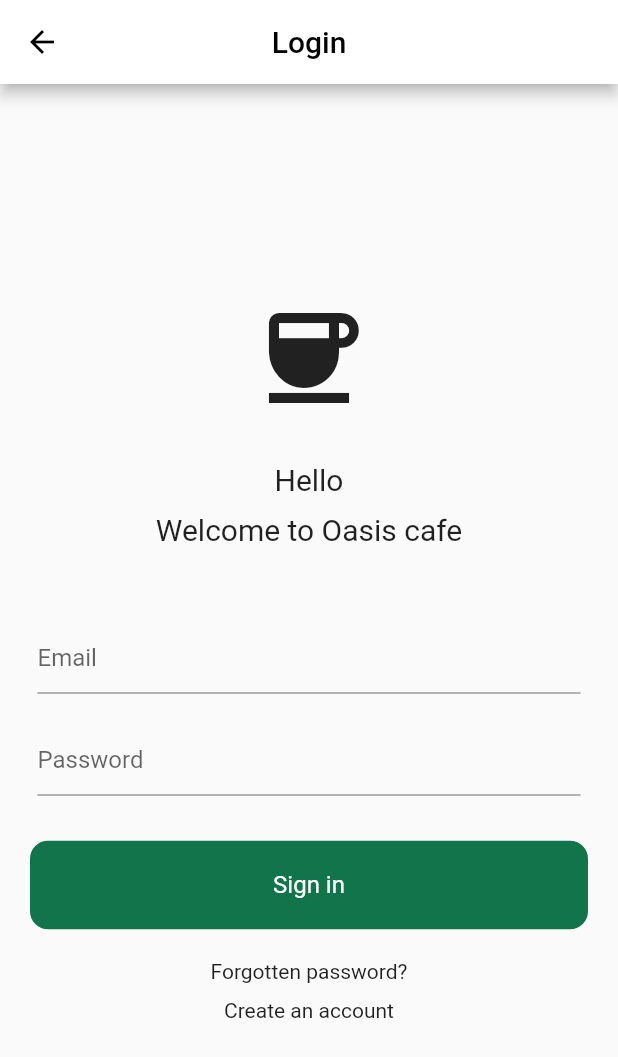
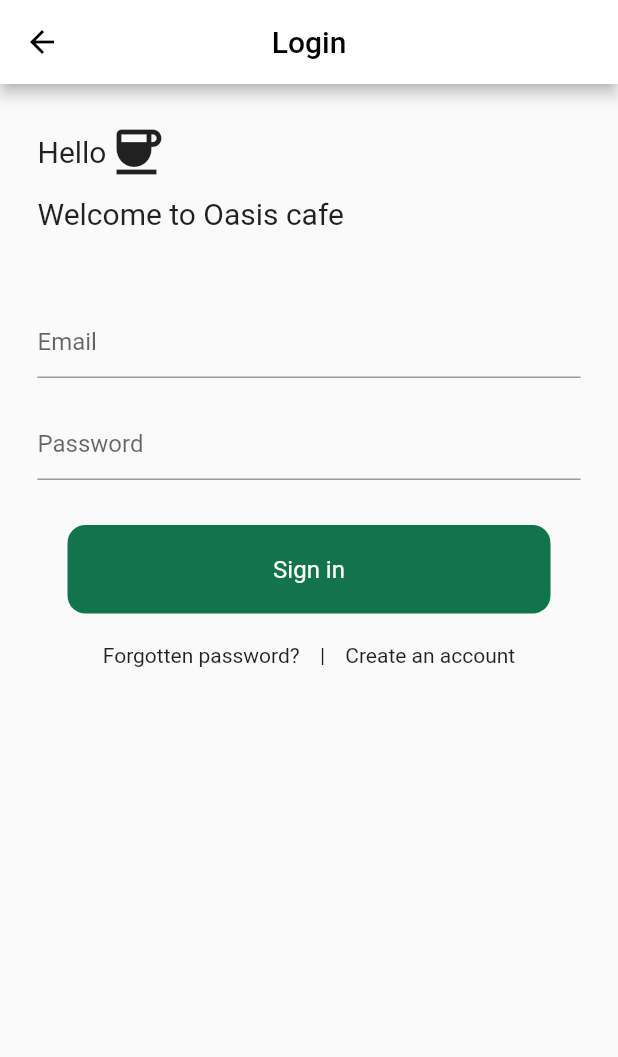
Before and after one commit to NalaJang/oasis_cafe_app, a Flutter app: the Login screen opened directly, on a phone screen of 412 x 824 dp. Shown: the top 1057 px of the screen. Run offline on Flutter 3.47's test engine with Material 2 defaults, Android fonts, the phone set to English and light mode, and no system bars; drawn by our look-alikes of modal_progress_hud_nsn; our stand-ins replace cloud_firestore, firebase_auth, firebase_core; accounts and stored records are empty; generated files the repository leaves out were written again.

Commit message:
Fix:login UI 수정

```diff
--- a/lib/screens/login/login.dart
+++ b/lib/screens/login/login.dart
@@ -64,23 +64,27 @@ class _LoginState extends State<Login> {
         inAsyncCall: showSpinner,
         child: Form(
           key: formKey,
-          child: Center(
           child: SingleChildScrollView(
+            child: Container(
+              margin: const EdgeInsets.all(25),
               child: Column(
-                mainAxisAlignment: MainAxisAlignment.center,
+                // mainAxisAlignment: MainAxisAlignment.center,
+                crossAxisAlignment: CrossAxisAlignment.start,
                 children: [
-                  const Icon(
-                    Icons.coffee,
-                    size: 80,
-                  ),
-
-                  const SizedBox(height: 30,),
-
-                  const Text(
+                  Row(
+                    children: const [
+                      Text(
                         Strings.hello,
                         style: TextStyle(
                           fontSize: 20.0
                         ),
+                      ),
+
+                      Icon(
+                        Icons.coffee,
+                        size: 40,
+                      ),
+                    ],
                   ),
 
                   const SizedBox(height: 10,),
@@ -95,9 +99,7 @@ class _LoginState extends State<Login> {
                   const SizedBox(height: 50,),
 
                   // email
-                  Padding(
-                    padding: const EdgeInsets.symmetric(horizontal: 25),
-                    child: TextFormField(
+                  TextFormField(
                     controller: userEmailController,
                     validator: (value) =>
                     value == '' ? Strings.emailValidation : null,
@@ -105,14 +107,11 @@ class _LoginState extends State<Login> {
                     cursorColor: Colors.black,
                     decoration: _getDecoration(Strings.email),
                   ),
-                  ),
 
                   const SizedBox(height: 20,),
 
                   // password
-                  Padding(
-                    padding: const EdgeInsets.symmetric(horizontal: 25),
-                    child: TextFormField(
+                  TextFormField(
                     controller: userPasswordController,
                     validator: (value) {
                       if( value == '' || value!.length < 6 ) {
@@ -125,7 +124,6 @@ class _LoginState extends State<Login> {
 
                     cursorColor: Colors.black,
                     decoration: _getDecoration(Strings.password),
-                    ),
                   ),
 
                   const SizedBox(height: 30,),
@@ -203,14 +201,16 @@ class _LoginState extends State<Login> {
 
                   const SizedBox(height: 20,),
 
-                  Column(
-                    mainAxisAlignment: MainAxisAlignment.start,
+                  Row(
+                    mainAxisAlignment: MainAxisAlignment.center,
                     children: [
                       const Text(
                           Strings.forgottenPassword
                       ),
 
-                      const SizedBox(height: 10,),
+                      const SizedBox(width: 10,),
+                      const Text(' | '),
+                      const SizedBox(width: 10,),
 
                       GestureDetector(
                         onTap: (){
```
Lines whose indentation alone changed are shown as unchanged.
